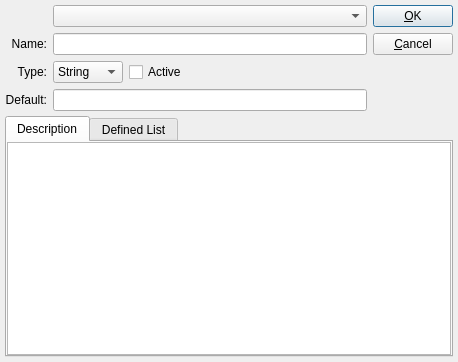
This is OpenRPT/wrtembed/reportparameter.ui in mmicr001/openrpt as Qt 5 draws it before an edit. The edited form follows.
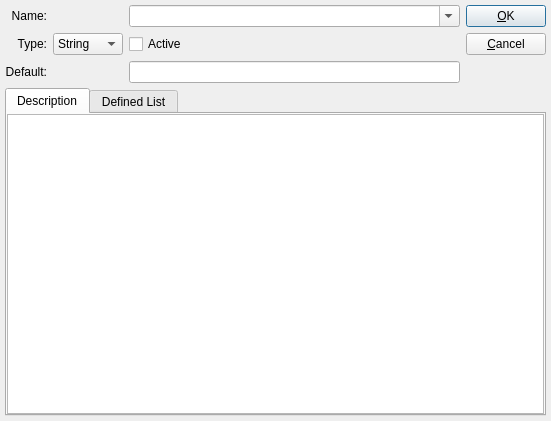
This is the edited form.

Diff of the .ui file:
```diff
--- a/OpenRPT/wrtembed/reportparameter.ui
+++ b/OpenRPT/wrtembed/reportparameter.ui
@@ -23,8 +23,8 @@
    <rect>
     <x>0</x>
     <y>0</y>
-    <width>458</width>
-    <height>362</height>
+    <width>551</width>
+    <height>421</height>
    </rect>
   </property>
   <property name="windowTitle">
@@ -48,39 +48,22 @@
    </property>
    <item>
     <layout class="QHBoxLayout">
-     <property name="spacing">
-      <number>6</number>
-     </property>
-     <property name="leftMargin">
-      <number>0</number>
-     </property>
-     <property name="topMargin">
-      <number>0</number>
-     </property>
-     <property name="rightMargin">
-      <number>0</number>
-     </property>
-     <property name="bottomMargin">
-      <number>0</number>
-     </property>
      <item>
       <layout class="QGridLayout">
-       <property name="leftMargin">
-        <number>0</number>
-       </property>
-       <property name="topMargin">
-        <number>0</number>
-       </property>
-       <property name="rightMargin">
-        <number>0</number>
-       </property>
-       <property name="bottomMargin">
-        <number>0</number>
-       </property>
-       <property name="spacing">
-        <number>6</number>
-       </property>
-       <item row="5" column="0">
+       <item row="2" column="0">
+        <widget class="QLabel" name="_lblType">
+         <property name="text">
+          <string>Type:</string>
+         </property>
+         <property name="alignment">
+          <set>Qt::AlignRight|Qt::AlignTrailing|Qt::AlignVCenter</set>
+         </property>
+         <property name="buddy">
+          <cstring>_cbType</cstring>
+         </property>
+        </widget>
+       </item>
+       <item row="3" column="0">
         <widget class="QLabel" name="_lblDefault">
          <property name="text">
           <string>Default:</string>
@@ -93,7 +76,7 @@
          </property>
         </widget>
        </item>
-       <item row="3" column="0">
+       <item row="1" column="0">
         <widget class="QLabel" name="_lblName">
          <property name="text">
           <string>Name:</string>
@@ -106,43 +89,17 @@
          </property>
         </widget>
        </item>
-       <item row="5" column="1">
+       <item row="3" column="2">
         <widget class="QLineEdit" name="_leDefault"/>
        </item>
-       <item row="3" column="1">
-        <widget class="QLineEdit" name="_leName"/>
-       </item>
-       <item row="4" column="0">
-        <widget class="QLabel" name="_lblType">
+       <item row="2" column="2">
+        <widget class="QCheckBox" name="_active">
          <property name="text">
-          <string>Type:</string>
-         </property>
-         <property name="alignment">
-          <set>Qt::AlignRight|Qt::AlignTrailing|Qt::AlignVCenter</set>
-         </property>
-         <property name="buddy">
-          <cstring>_cbType</cstring>
+          <string>Active</string>
          </property>
         </widget>
        </item>
-       <item row="4" column="1">
-        <layout class="QHBoxLayout">
-         <property name="spacing">
-          <number>6</number>
-         </property>
-         <property name="leftMargin">
-          <number>0</number>
-         </property>
-         <property name="topMargin">
-          <number>0</number>
-         </property>
-         <property name="rightMargin">
-          <number>0</number>
-         </property>
-         <property name="bottomMargin">
-          <number>0</number>
-         </property>
-         <item>
+       <item row="2" column="1">
           <widget class="QComboBox" name="_cbType">
            <item>
             <property name="text">
@@ -166,33 +123,12 @@
            </item>
           </widget>
          </item>
-         <item>
-          <widget class="QCheckBox" name="_active">
-           <property name="text">
-            <string>Active</string>
-           </property>
-          </widget>
-         </item>
-         <item>
-          <spacer>
-           <property name="orientation">
-            <enum>Qt::Horizontal</enum>
-           </property>
-           <property name="sizeType">
-            <enum>QSizePolicy::Expanding</enum>
-           </property>
-           <property name="sizeHint" stdset="0">
-            <size>
-             <width>40</width>
-             <height>20</height>
-            </size>
-           </property>
-          </spacer>
-         </item>
-        </layout>
-       </item>
-       <item row="2" column="1">
-        <widget class="QComboBox" name="_mqlParams"/>
+       <item row="1" column="2">
+        <widget class="QComboBox" name="_mqlParams">
+         <property name="editable">
+          <bool>true</bool>
+         </property>
+        </widget>
        </item>
       </layout>
      </item>
```
Left out of the diff: 6 changed lines with no effect on the pictures. Lines whose indentation alone changed are shown as unchanged.
